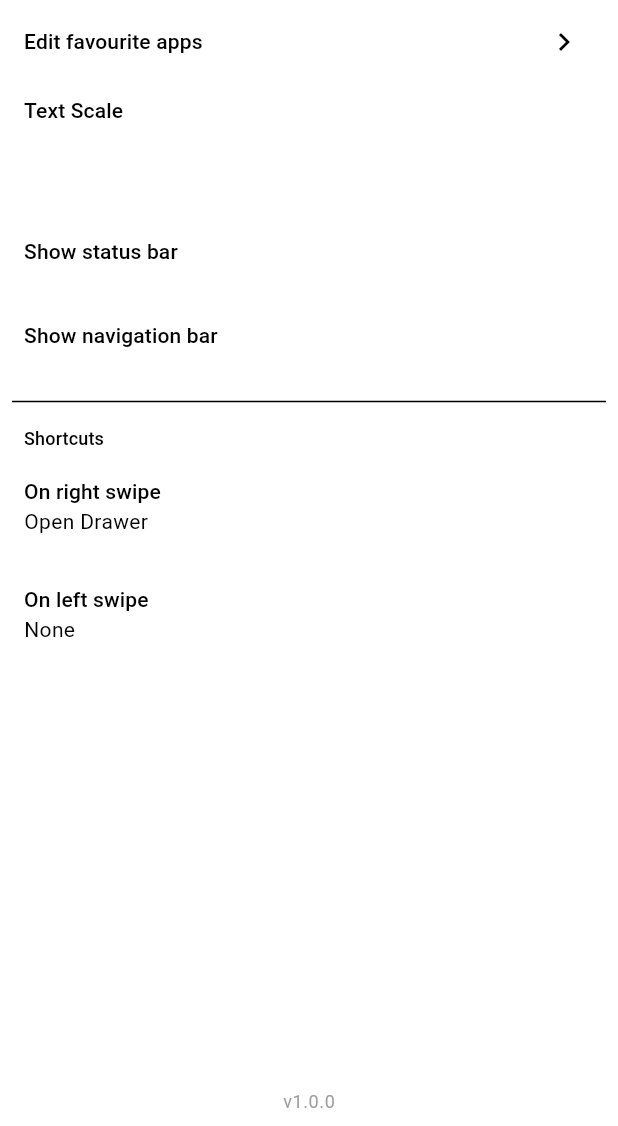
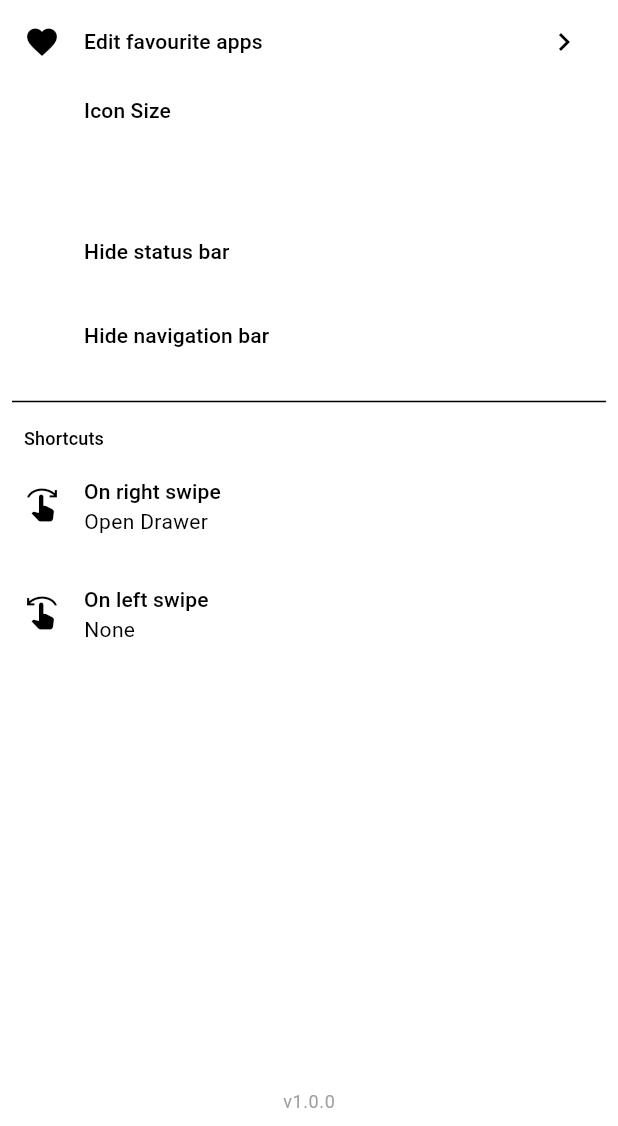
Before and after one commit to ThisIsSidam/blackout_launcher, a Flutter app: the screen it shows after launch, after a tap on the "menu" icon, on a phone screen of 412 x 824 dp, the part 110-1236 px from its top. Run offline on Flutter 3.47's test engine with Material 3 defaults, Android fonts, the phone set to English and light mode, and no system bars; drawn by our look-alikes of dynamic_color; our stand-ins replace flutter_riverpod, fluttertoast, go_router, hive, hive_flutter, hooks_riverpod and 1 more; missing offline and left inert: installed_apps; accounts and stored records are empty.

Commit message:
Various Minor Changes

```diff
--- a/lib/feature/Notes/widget/notes_section.dart
+++ b/lib/feature/Notes/widget/notes_section.dart
@@ -36,6 +36,7 @@ class NotesSection extends HookConsumerWidget {
               },
               itemCount: notes.length + 1,
               onReorder: (int oldIndex, int newIndex) {
+                if (newIndex > notes.length) return;
                 if (oldIndex < newIndex) {
                   newIndex -= 1;
                 }
--- a/lib/pages/home_screen/home_screen.dart
+++ b/lib/pages/home_screen/home_screen.dart
@@ -102,7 +102,7 @@ class _HomeScreenState extends ConsumerState<HomeScreen> {
             ref.read(searchQueryProvider).clearQuery();
             context.go(AppRoute.search.path);
           },
-          icon: Icon(Icons.search),
+          icon: const Icon(Icons.search),
         ),
         onTap: () {
           context.go(AppRoute.search.path);
@@ -111,7 +111,7 @@ class _HomeScreenState extends ConsumerState<HomeScreen> {
           onPressed: () {
             context.go(AppRoute.settings.path);
           },
-          icon: Icon(Icons.menu),
+          icon: const Icon(Icons.menu),
         ),
       ),
     );
--- a/lib/pages/home_screen/widgets/app_launcher/app_launcher.dart
+++ b/lib/pages/home_screen/widgets/app_launcher/app_launcher.dart
@@ -44,7 +44,7 @@ class AppLauncher extends ConsumerWidget {
           if (launcherType == LauncherType.iconOnly) {
             child = _buildIconButton();
           } else if (launcherType == LauncherType.iconAndText) {
-            child = _buildIconTextButton();
+            child = _buildIconTextButton(context);
           } else if (launcherType == LauncherType.tile) {
             child = _buildTileButton(context);
           } else {
@@ -65,18 +65,16 @@ class AppLauncher extends ConsumerWidget {
         });
   }
 
-  Widget _buildIconTextButton() {
-    return SizedBox(
-      width: iconSize,
-      child: Column(
+  Widget _buildIconTextButton(BuildContext context) {
+    return Column(
       children: [
-          app.getIconImage(h: iconSize, w: iconSize),
+        Flexible(child: app.getIconImage(h: iconSize, w: iconSize)),
         Text(
           app.name,
+          style: Theme.of(context).textTheme.labelSmall,
           overflow: TextOverflow.ellipsis,
         )
       ],
-      ),
     );
   }
 
--- a/lib/pages/home_screen/widgets/clock.dart
+++ b/lib/pages/home_screen/widgets/clock.dart
@@ -21,7 +21,7 @@ class ClockWidget extends StatelessWidget {
               style: const TextStyle(
                 color: Colors.white,
                 fontSize: 150,
-                fontWeight: FontWeight.w500,
+                fontWeight: FontWeight.w300,
                 height: 1.0, // Minimal line height
               ),
               textAlign: TextAlign.center,
--- a/lib/pages/home_screen/widgets/home_drawer.dart
+++ b/lib/pages/home_screen/widgets/home_drawer.dart
@@ -7,15 +7,13 @@ class HomeDrawer extends StatelessWidget {
   @override
   Widget build(BuildContext context) {
     return Drawer(
+        width: MediaQuery.sizeOf(context).width * 0.9,
         child: Padding(
           padding: EdgeInsets.symmetric(horizontal: 8, vertical: 8),
-      child: SizedBox(
-        width: MediaQuery.sizeOf(context).width * 0.9,
           child: Column(
             mainAxisAlignment: MainAxisAlignment.start,
             children: [SizedBox(height: 16), NotesSection()],
           ),
-      ),
         ));
   }
 }
--- a/lib/pages/settings_screen/shortcuts_section/shortcuts_section.dart
+++ b/lib/pages/settings_screen/shortcuts_section/shortcuts_section.dart
@@ -41,6 +41,9 @@ class ShortcutsSection extends StatelessWidget {
       return MenuAnchor(
         builder: (context, controller, child) {
           return ListTile(
+            leading: Icon(
+              Icons.swipe_right,
+            ),
             title: Text('On right swipe',
                 style: Theme.of(context).textTheme.titleSmall),
             subtitle: Text(
@@ -95,6 +98,9 @@ class ShortcutsSection extends StatelessWidget {
       return MenuAnchor(
         builder: (context, controller, child) {
           return ListTile(
+            leading: Icon(
+              Icons.swipe_left,
+            ),
             title: Text('On left swipe',
                 style: Theme.of(context).textTheme.titleSmall),
             subtitle: Text(
@@ -120,6 +126,11 @@ class ShortcutsSection extends StatelessWidget {
                 userSettings.leftSwipeOpenApp = selectedApp.packageName;
               }
             },
+            style: ButtonStyle(
+              foregroundColor: WidgetStatePropertyAll(
+                Theme.of(context).colorScheme.primary,
+              ),
+            ),
           ),
           MenuItemButton(
             child: const Text('None'),
--- a/lib/pages/settings_screen/user_preferences_section/user_pref_section.dart
+++ b/lib/pages/settings_screen/user_preferences_section/user_pref_section.dart
@@ -24,6 +24,7 @@ class UserPreferencesSection extends StatelessWidget {
           ),
         ),
         ListTile(
+            leading: Icon(Icons.favorite),
             title: Text(
               'Edit favourite apps',
               style: Theme.of(context).textTheme.titleSmall,
@@ -41,7 +42,9 @@ class UserPreferencesSection extends StatelessWidget {
 
   Widget _buildIconScaleTile(BuildContext context) {
     return ListTile(
-      title: Text('Text Scale', style: Theme.of(context).textTheme.titleSmall),
+      leading:
+          Icon(Icons.signal_cellular_4_bar_sharp, color: Colors.transparent),
+      title: Text('Icon Size', style: Theme.of(context).textTheme.titleSmall),
       subtitle: Row(
         children: [
           const Text('A', style: TextStyle(color: Colors.white)),
@@ -68,10 +71,10 @@ class UserPreferencesSection extends StatelessWidget {
                                     shape: BoxShape.circle,
                                     color: userSettingsProvider.iconScale ==
                                             scaleValues[index]
-                                        ? Theme.of(context)
+                                        ? Theme.of(context).colorScheme.primary
+                                        : Theme.of(context)
                                             .colorScheme
-                                            .secondary
-                                        : Colors.white,
+                                            .onPrimary,
                                   ),
                                 ),
                               ),
@@ -88,7 +91,9 @@ class UserPreferencesSection extends StatelessWidget {
 
   Widget _buildStatusBarTile(BuildContext context) {
     return ListTile(
-        title: Text('Show status bar',
+        leading:
+            const Icon(Icons.assistant_navigation, color: Colors.transparent),
+        title: Text('Hide status bar',
             style: Theme.of(context).textTheme.titleSmall),
         trailing: Consumer(builder: (context, ref, child) {
           final userSetting = ref.watch(userSettingProvider);
@@ -105,7 +110,9 @@ class UserPreferencesSection extends StatelessWidget {
 
   Widget _buildNavigationBarTile(BuildContext context) {
     return ListTile(
-        title: Text('Show navigation bar',
+        leading:
+            const Icon(Icons.assistant_navigation, color: Colors.transparent),
+        title: Text('Hide navigation bar',
             style: Theme.of(context).textTheme.titleSmall),
         trailing: Consumer(builder: (context, ref, child) {
           final userSetting = ref.watch(userSettingProvider);
```
Lines whose indentation alone changed are shown as unchanged.
